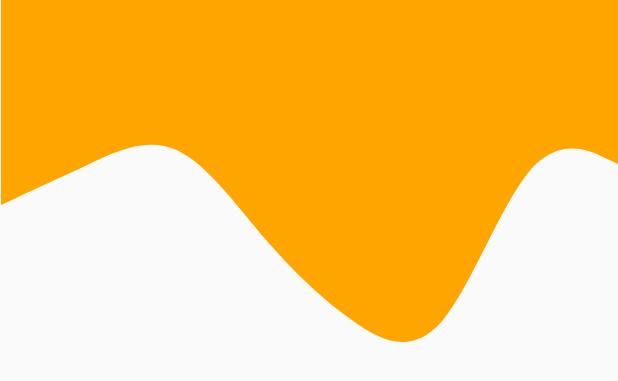
After one commit to homedork-se2/Homedork-android, an Android app: the layout dashboard.xml on its own in the app's theme, with its tools: preview values and no code run, on a phone screen of 412 x 824 dp. The commit adds this screen. Shown: the top 381 px of the screen. Run offline under Robolectric (Android 15) with nearby library versions, the phone set to English and light mode, and no system bars.

Commit message:
dashboard design

```diff
--- /dev/null
+++ b/app/src/main/java/com/example/homedork/dashboard/Dashboard.java
@@ -0,0 +1,4 @@
+package com.example.homedork.dashboard;
+
+public class Dashboard {
+}
--- /dev/null
+++ b/app/src/main/res/layout/dashboard.xml
@@ -0,0 +1,43 @@
+<?xml version="1.0" encoding="utf-8"?>
+<androidx.constraintlayout.widget.ConstraintLayout xmlns:android="http://schemas.android.com/apk/res/android"
+    xmlns:app="http://schemas.android.com/apk/res-auto"
+    xmlns:tools="http://schemas.android.com/tools"
+    android:layout_width="match_parent"
+    android:layout_height="match_parent"
+    tools:context=".ProfileActivity">
+
+
+
+    <View
+        android:id="@+id/view"
+        android:layout_width="411dp"
+        android:layout_height="273dp"
+        android:background="@drawable/ic_waveup"
+        app:layout_constraintEnd_toEndOf="parent"
+        app:layout_constraintStart_toStartOf="parent"
+        app:layout_constraintTop_toTopOf="parent" />
+
+    <ScrollView
+        android:layout_width="352dp"
+        android:layout_height="509dp"
+        android:background="@color/white"
+        app:layout_constraintBottom_toBottomOf="parent"
+        app:layout_constraintEnd_toEndOf="parent"
+        app:layout_constraintHorizontal_bias="0.491"
+        app:layout_constraintStart_toStartOf="parent"
+        app:layout_constraintTop_toTopOf="parent"
+        app:layout_constraintVertical_bias="1.0"
+        tools:ignore="SpeakableTextPresentCheck">
+
+        <LinearLayout
+            android:id="@+id/c"
+            android:layout_width="match_parent"
+            android:layout_height="wrap_content"
+            android:background="@color/white"
+            android:orientation="vertical">
+
+
+        </LinearLayout>
+    </ScrollView>
+
+</androidx.constraintlayout.widget.ConstraintLayout>
```
Also changed, not shown: app/src/main/java/com/example/homedork/ProfileActivity.java (+4 -9 lines), app/src/main/java/com/example/homedork/dashboard/DashboardService.java (added, +87 -0 lines), app/src/main/res/drawable/ic_baseline_highlight_24.xml (added, +10 -0 lines), app/src/main/res/layout/activity_profile.xml (deleted, +0 -47 lines).
